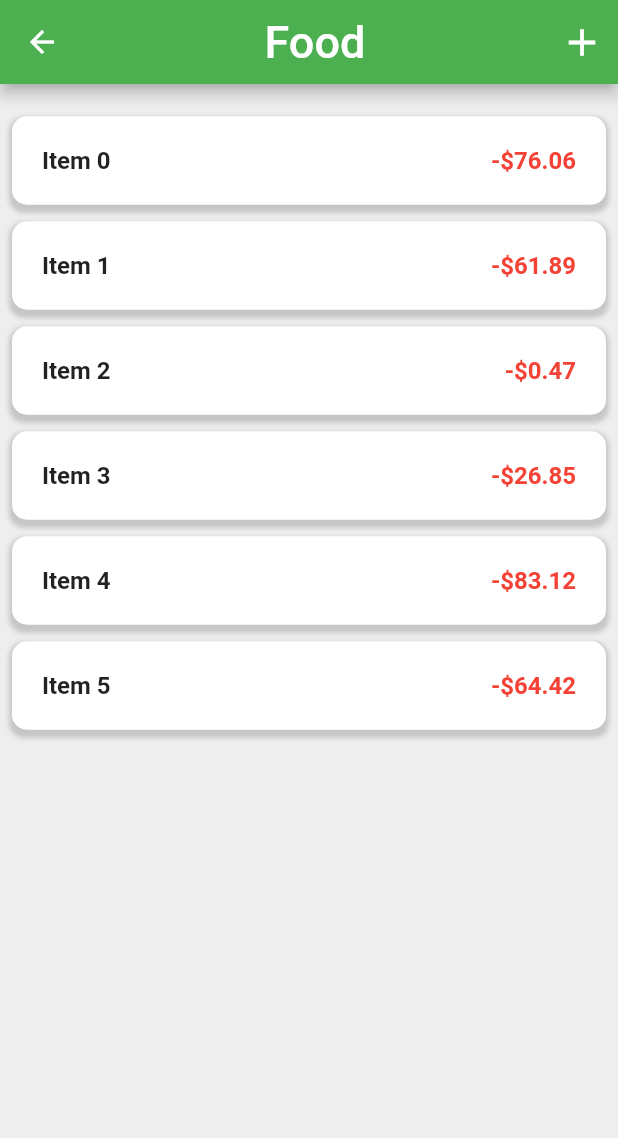
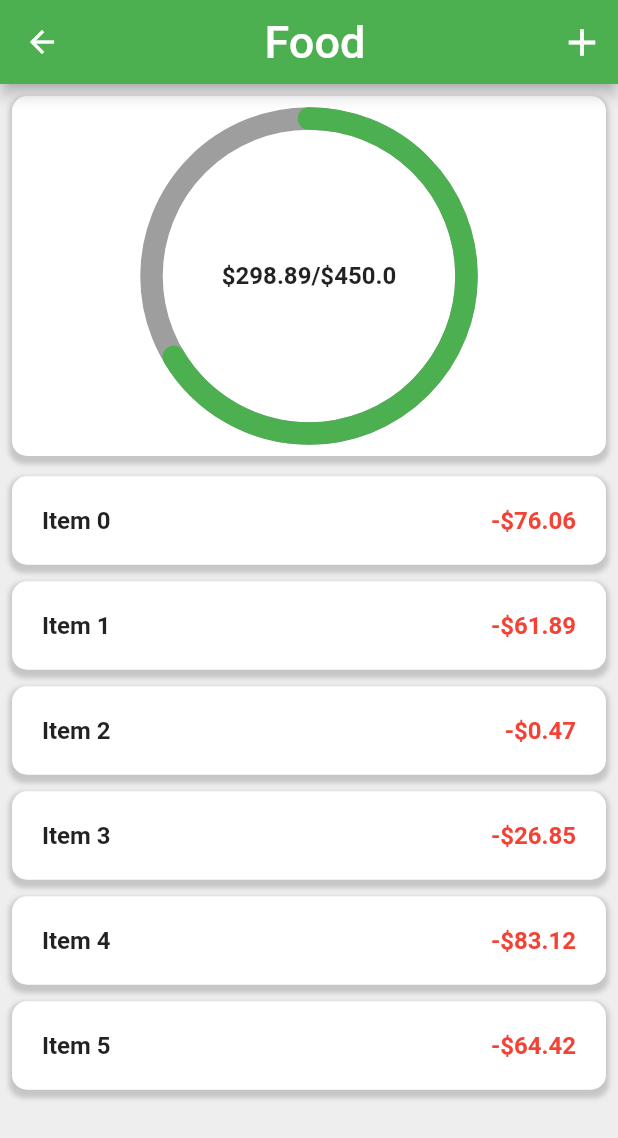
Before and after one commit to TNQT14/ui-basic-with-devera, a Flutter app: the screen it shows after launch, after a tap on "Food", on a phone screen of 412 x 824 dp. Shown: the top 1138 px of the screen. Run offline on Flutter 3.47's test engine with Material 2 defaults, Android fonts, the phone set to English and light mode, and no system bars; drawn by our look-alikes of percent_indicator.

Commit message:
Done
Done

```diff
--- a/listview/lib/models/category_model.dart
+++ b/listview/lib/models/category_model.dart
@@ -8,4 +8,12 @@ class Category {
 
   const Category({this.name = "", this.maxAmount = 0.0, this.expenses = const[],
   this.total = 0.0});
+
+  double totalExpenses(){
+    double total=0;
+    for(int i=0;i<expenses.length;i++)
+      total+=expenses[i].cost;
+
+    return total;
+  }
 }
--- a/listview/lib/screen/detailCategory.dart
+++ b/listview/lib/screen/detailCategory.dart
@@ -1,4 +1,5 @@
 import 'package:flutter/material.dart';
+import 'package:percent_indicator/percent_indicator.dart';
 
 import '../models/expense_model.dart';
 import '../models/category_model.dart';
@@ -56,7 +57,7 @@ class Detail extends StatelessWidget {
 
   @override
   Widget build(BuildContext context) {
-    print(category.name);
+    double percent = category.total/category.maxAmount;
     return Scaffold(
       appBar: AppBar(
         backgroundColor: Colors.green,
@@ -77,9 +78,50 @@ class Detail extends StatelessWidget {
         color: Colors.grey.shade200,
         child: ListView(
           padding: const EdgeInsets.all(8),
+          children: <Widget>[
+            Container(
+              padding: const EdgeInsets.all(20),
+              decoration: BoxDecoration(
+                color: Colors.white,
+                borderRadius: BorderRadius.circular(10),
+                boxShadow:[ BoxShadow(
+                  color: Colors.grey.withOpacity(0.5),
+                  spreadRadius: 2,
+                  blurRadius: 2,
+                  offset: Offset(0, 3),
+                ),],
+              ),
+              child: Stack(
+                children: <Widget>[
+                  Container(
+                    height: 200,
+                    alignment: Alignment.center,
+                    child: Text('\$${category.total.toStringAsFixed(2)}/\$${category.maxAmount}',
+                      style: TextStyle(fontSize: 16, fontWeight: FontWeight.bold)
+                    ),
+                  ),
+                   Container(
+                     height: 200,
+                    alignment: Alignment.center,
+                    child: Center(
+                      child: Transform.scale(
+                        scale: 5,
+                        child: CircularPercentIndicator(
+                          radius: 45,
+                          backgroundColor: Colors.grey,
+                          percent: percent,
+                          lineWidth: 3,
+                          progressColor: Colors.green,
+                          circularStrokeCap: CircularStrokeCap.round,
+                        ),
+                      ),
+                    ),
+                  ),
 
-          children: <Widget>[
-            SizedBox(height: 8),
+                ],
+              ),
+            ),
+            const SizedBox(height: 8),
             ..._detailCategory(),
           ],
         ),
--- a/listview/pubspec.yaml
+++ b/listview/pubspec.yaml
@@ -30,6 +30,7 @@ environment:
 dependencies:
   flutter:
     sdk: flutter
+  percent_indicator: ^3.0.1
 
 
   # The following adds the Cupertino Icons font to your application.
```
Also changed, not shown: listview/pubspec.lock.
